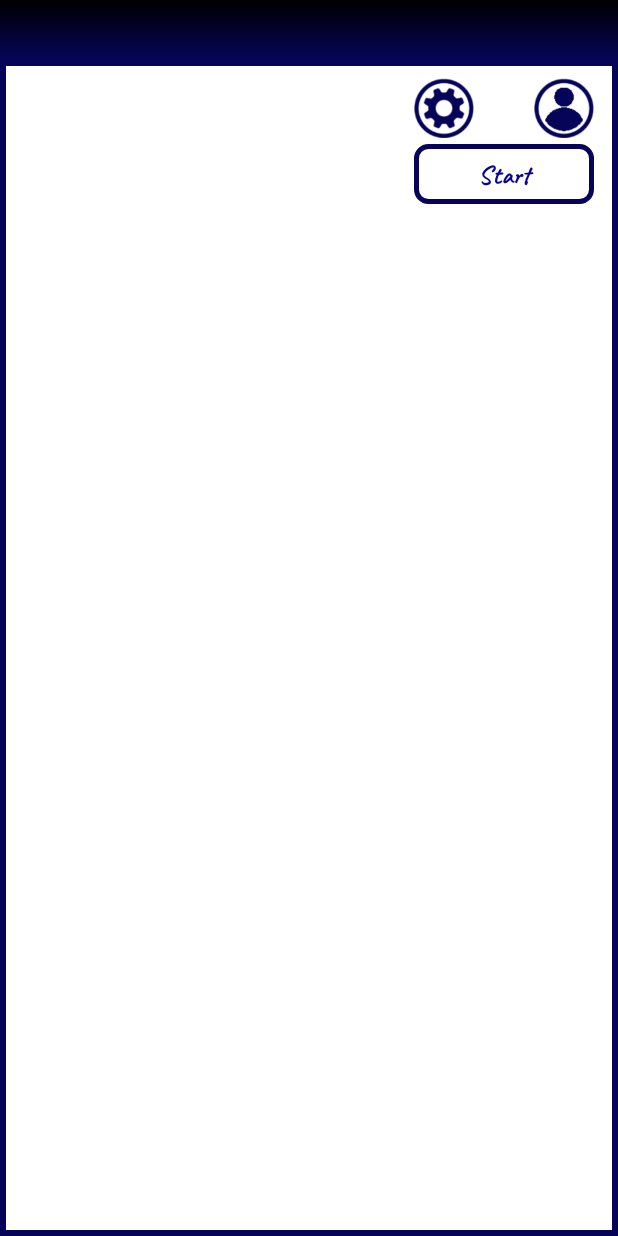
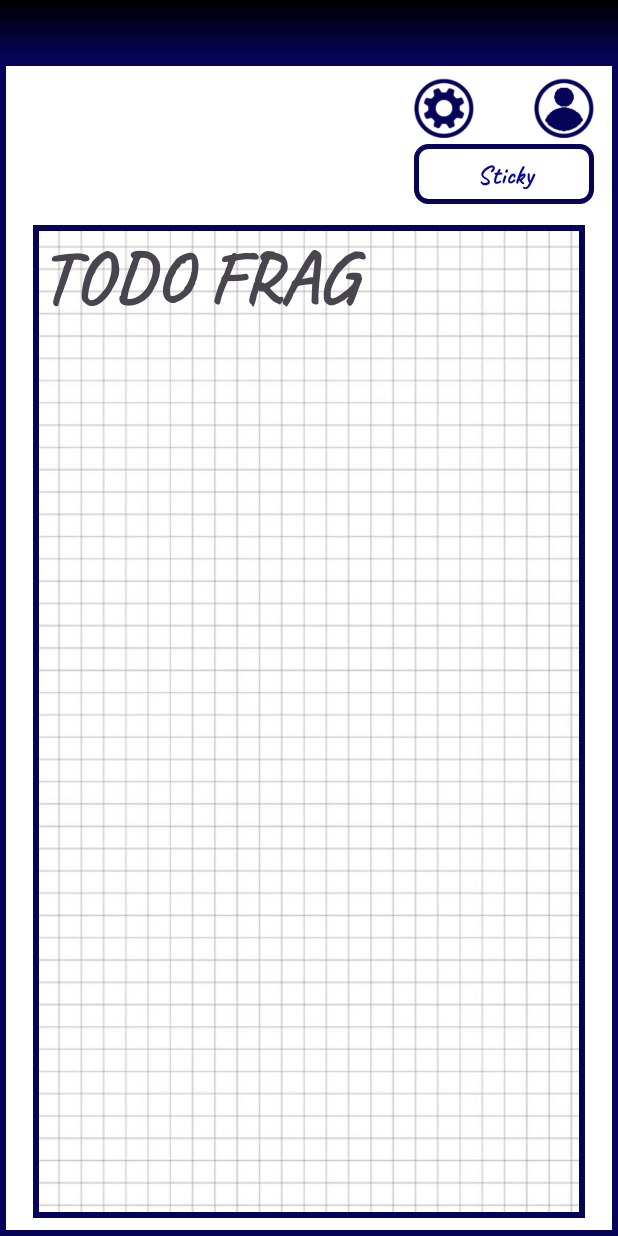
Before and after one commit to Midhun1618/Noteitup, an Android app: the screen it shows after launch (MainActivity), on a phone screen of 412 x 824 dp. Run offline under Robolectric (Android 15) with nearby library versions, the phone set to English and light mode, and no system bars.

Commit message:
fragment basics

```diff
--- a/app/src/main/AndroidManifest.xml
+++ b/app/src/main/AndroidManifest.xml
@@ -11,7 +11,7 @@
         android:roundIcon="@mipmap/ic_launcher_round"
         android:supportsRtl="true"
         android:theme="@style/Theme.Noteitup"
-        tools:targetApi="31">
+        tools:targetApi="31" >
         <activity
             android:name=".SplashActivity"
             android:exported="true">
@@ -29,5 +29,4 @@
             </intent-filter>
         </activity>
     </application>
-
 </manifest>
--- a/app/src/main/java/com/voxcom/noteitup/MainActivity.kt
+++ b/app/src/main/java/com/voxcom/noteitup/MainActivity.kt
@@ -1,21 +1,38 @@
 package com.voxcom.noteitup
 
-import android.animation.ObjectAnimator
 import android.os.Bundle
-import android.view.animation.AccelerateDecelerateInterpolator
-import android.widget.TextView
-import androidx.activity.enableEdgeToEdge
+import android.view.View
+import android.widget.Button
 import androidx.appcompat.app.AppCompatActivity
-import androidx.core.view.ViewCompat
-import androidx.core.view.WindowInsetsCompat
+import androidx.fragment.app.Fragment
 
 class MainActivity : AppCompatActivity() {
+    private lateinit var fragmentChange: Button
+    private var currentFragmentIndex = 0
+    private val fragmentNames = arrayOf( "Sticky","To-Do", "Notify")
+    private val fragments = arrayOf(TodoFragment(), StickyFragment(), NotifyFragment())
+
     override fun onCreate(savedInstanceState: Bundle?) {
         super.onCreate(savedInstanceState)
-        enableEdgeToEdge()
         setContentView(R.layout.activity_main)
 
+        fragmentChange = findViewById(R.id.fragmentChange)
+        fragmentChange.text = fragmentNames[currentFragmentIndex]
 
+        // Load initial fragment
+        loadFragment(fragments[currentFragmentIndex])
 
+        fragmentChange.setOnClickListener {
+            currentFragmentIndex = (currentFragmentIndex + 1) % fragments.size
+            fragmentChange.text = fragmentNames[currentFragmentIndex]
+            loadFragment(fragments[currentFragmentIndex])
+        }
     }
+
+    private fun loadFragment(fragment: Fragment) {
+        val transaction = supportFragmentManager.beginTransaction()
+        transaction.replace(R.id.fragmentContainer, fragment)
+        transaction.commit()
+    }
+
 }
--- /dev/null
+++ b/app/src/main/java/com/voxcom/noteitup/NotifyFragment.kt
@@ -0,0 +1,17 @@
+package com.voxcom.noteitup
+
+import android.os.Bundle
+import android.view.LayoutInflater
+import android.view.View
+import android.view.ViewGroup
+import androidx.fragment.app.Fragment
+
+class NotifyFragment : Fragment() {
+
+    override fun onCreateView(
+        inflater: LayoutInflater, container: ViewGroup?,
+        savedInstanceState: Bundle?
+    ): View? {
+        return inflater.inflate(R.layout.fragment_notify, container, false)
+    }
+}
--- /dev/null
+++ b/app/src/main/java/com/voxcom/noteitup/StickyFragment.kt
@@ -0,0 +1,17 @@
+package com.voxcom.noteitup
+
+import android.os.Bundle
+import android.view.LayoutInflater
+import android.view.View
+import android.view.ViewGroup
+import androidx.fragment.app.Fragment
+
+class StickyFragment : Fragment() {
+
+    override fun onCreateView(
+        inflater: LayoutInflater, container: ViewGroup?,
+        savedInstanceState: Bundle?
+    ): View? {
+        return inflater.inflate(R.layout.fragment_sticky, container, false)
+    }
+}
--- /dev/null
+++ b/app/src/main/java/com/voxcom/noteitup/TodoFragment.kt
@@ -0,0 +1,16 @@
+package com.voxcom.noteitup
+
+import android.os.Bundle
+import android.view.LayoutInflater
+import android.view.View
+import android.view.ViewGroup
+import androidx.fragment.app.Fragment
+
+class TodoFragment : Fragment() {
+    override fun onCreateView(
+        inflater: LayoutInflater, container: ViewGroup?,
+        savedInstanceState: Bundle?
+    ): View? {
+        return inflater.inflate(R.layout.fragment_todo, container, false)
+    }
+}
--- a/app/src/main/res/layout/activity_main.xml
+++ b/app/src/main/res/layout/activity_main.xml
@@ -8,12 +8,16 @@
     android:orientation="vertical"
     tools:context=".MainActivity">
     <LinearLayout
+        android:id="@+id/upperfiller"
         android:layout_width="match_parent"
         android:layout_height="40dp"
+        android:orientation="vertical"
         android:background="@drawable/upperfiller"/>
     <LinearLayout
+        android:id="@+id/maincontainer"
         android:layout_width="match_parent"
         android:layout_height="match_parent"
+        android:orientation="vertical"
         android:background="@drawable/blackborder">
         <LinearLayout
             android:layout_width="match_parent"
@@ -45,7 +49,7 @@
                     android:foreground="@drawable/profile_icon"/>
             </LinearLayout>
             <Button
-                android:id="@+id/fragmenChange"
+                android:id="@+id/fragmentChange"
                 android:layout_width="120dp"
                 android:layout_height="40dp"
                 android:text="Start"
@@ -59,9 +63,12 @@
         </LinearLayout>
 
         <FrameLayout
+            android:id="@+id/fragmentContainer"
             android:layout_width="match_parent"
             android:layout_height="match_parent"
-            android:layout_marginHorizontal="6dp"/>
+            android:layout_margin="12dp"
+            android:background="@drawable/blackborder"
+            android:padding="4dp"/>
     </LinearLayout>
 
 </LinearLayout>
--- /dev/null
+++ b/app/src/main/res/layout/fragment_todo.xml
@@ -0,0 +1,24 @@
+<?xml version="1.0" encoding="utf-8"?>
+<FrameLayout xmlns:android="http://schemas.android.com/apk/res/android"
+    xmlns:tools="http://schemas.android.com/tools"
+    android:layout_width="match_parent"
+    android:layout_height="match_parent"
+    tools:context=".TodoFragment">
+
+    <ImageView
+        android:layout_width="match_parent"
+        android:layout_height="match_parent"
+        android:src="@drawable/gridlinebg"
+        android:scaleType="centerCrop"
+        android:adjustViewBounds="true" />
+
+    <!-- TODO: Update blank fragment layout -->
+    <TextView
+        android:layout_width="match_parent"
+        android:layout_height="match_parent"
+        android:text="TODO FRAG"
+        android:fontFamily="@font/caveatfont"
+        android:textStyle="bold"
+        android:textSize="50dp"/>
+
+</FrameLayout>
--- a/app/src/main/res/values/strings.xml
+++ b/app/src/main/res/values/strings.xml
@@ -1,3 +1,5 @@
 <resources>
     <string name="app_name">Noteitup</string>
+    <!-- TODO: Remove or change this placeholder text -->
+    <string name="hello_blank_fragment">Hello blank fragment</string>
 </resources>
```
Also changed, not shown: app/src/main/res/layout/fragment_notify.xml (added, +23 -0 lines), app/src/main/res/layout/fragment_sticky.xml (added, +24 -0 lines).
